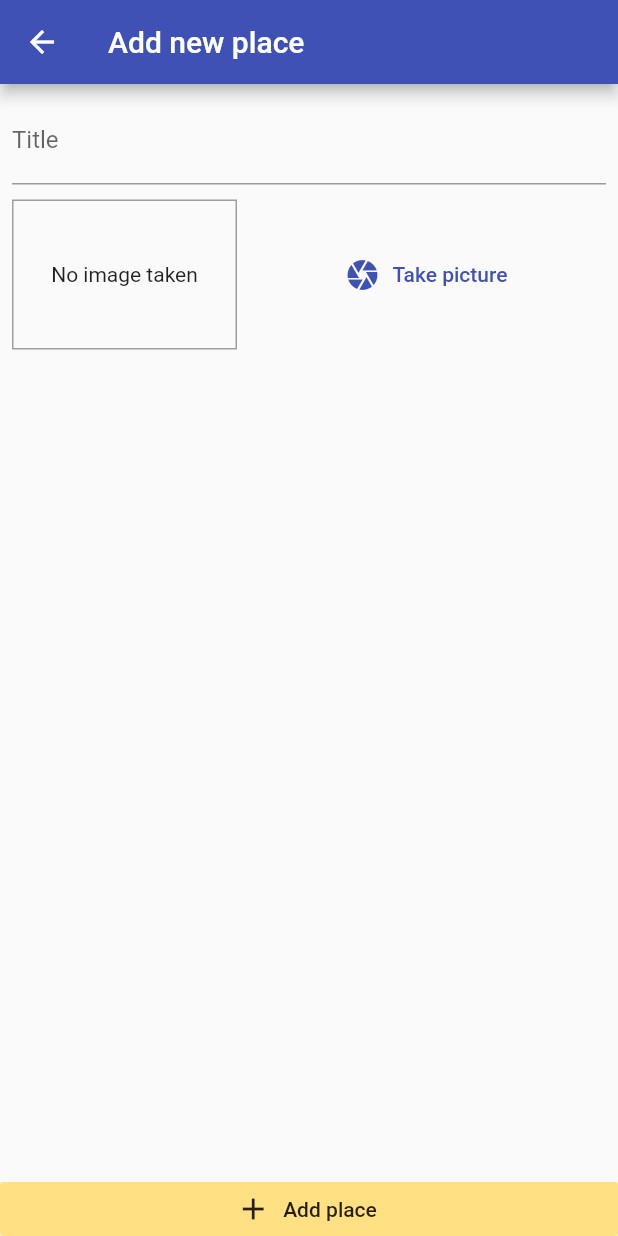
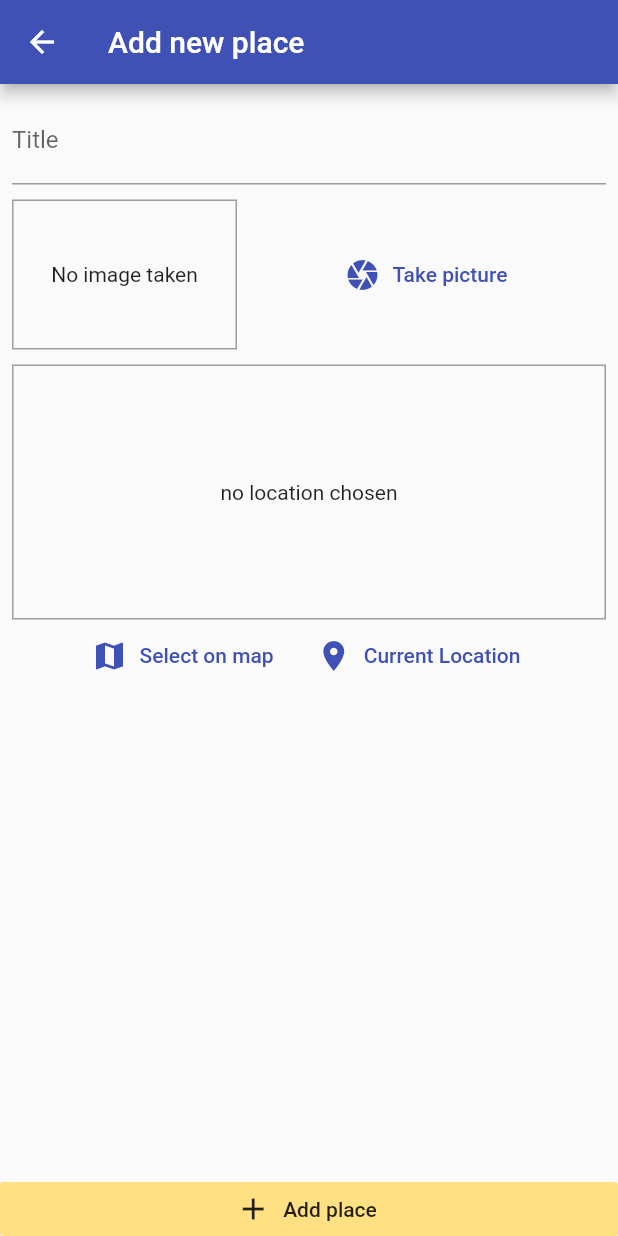
Before and after one commit to diyarfaraj/flutter_place_app, a Flutter app: the AddPlaceScreen screen opened by its route, on a phone screen of 412 x 824 dp. Run offline on Flutter 3.47's test engine with Material 2 defaults, Android fonts, the phone set to English and light mode, and no system bars; our stand-ins replace image_picker, sqflite; accounts and stored records are empty.

Commit message:
added location package

```diff
--- a/lib/screens/add_place_screen.dart
+++ b/lib/screens/add_place_screen.dart
@@ -1,5 +1,6 @@
 import 'dart:io';
 import 'package:places_app/providers/great_places.dart';
+import 'package:places_app/widgets/location_input.dart';
 import 'package:provider/provider.dart';
 import 'package:flutter/material.dart';
 import 'package:places_app/widgets/image_input.dart';
@@ -54,7 +55,11 @@ class _AddPlaceScreenState extends State<AddPlaceScreen> {
                     ),
                     ImageInput(
                       onSelectImage: _selectImage,
-                    )
+                    ),
+                    SizedBox(
+                      height: 10,
+                    ),
+                    LocationInput(),
                   ],
                 ),
               ),
--- /dev/null
+++ b/lib/widgets/location_input.dart
@@ -0,0 +1,55 @@
+import 'package:flutter/material.dart';
+
+class LocationInput extends StatefulWidget {
+  @override
+  _LocationInputState createState() => _LocationInputState();
+}
+
+class _LocationInputState extends State<LocationInput> {
+  String _previewImageUrl;
+
+  @override
+  Widget build(BuildContext context) {
+    return Column(
+      children: [
+        Container(
+          decoration: BoxDecoration(
+              border: Border.all(
+            width: 1,
+            color: Colors.grey,
+          )),
+          height: 170,
+          width: double.infinity,
+          alignment: Alignment.center,
+          child: _previewImageUrl == null
+              ? Text(
+                  'no location chosen',
+                  textAlign: TextAlign.center,
+                )
+              : Image.network(
+                  _previewImageUrl,
+                  fit: BoxFit.cover,
+                  width: double.infinity,
+                ),
+        ),
+        Row(
+          mainAxisAlignment: MainAxisAlignment.center,
+          children: [
+            FlatButton.icon(
+              onPressed: null,
+              icon: Icon(Icons.map),
+              label: Text("Select on map"),
+              textColor: Theme.of(context).primaryColor,
+            ),
+            FlatButton.icon(
+              onPressed: null,
+              icon: Icon(Icons.location_on),
+              label: Text("Current Location"),
+              textColor: Theme.of(context).primaryColor,
+            ),
+          ],
+        )
+      ],
+    );
+  }
+}
--- a/pubspec.yaml
+++ b/pubspec.yaml
@@ -28,6 +28,7 @@ dependencies:
   path_provider: ^1.6.24
   path: ^1.7.0
   sqflite: ^1.3.2+1
+  location: ^3.0.0
 
 
 
```
Also changed, not shown: pubspec.lock.
